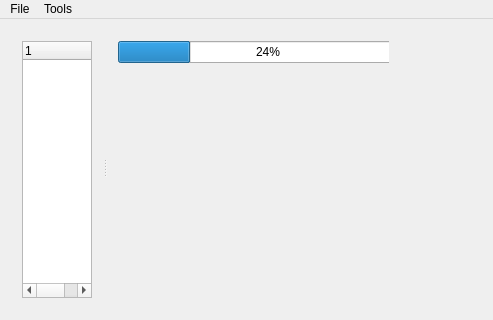
Old version of the form mainwindow.ui in the repository SuWeipeng/ArduPilotLog; both pictures show x 0 to 493 and y 0 to 320 of the 800 by 600 pixel window.
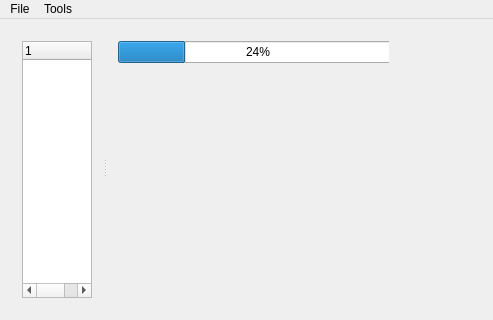
New version of the form. Icons and pictures are not drawn. Custom widgets are drawn as their Qt base class.

Commit message: Add Trim button

```diff
--- a/mainwindow.ui
+++ b/mainwindow.ui
@@ -81,7 +81,7 @@
             <widget class="QProgressBar" name="progressBar">
              <property name="minimumSize">
               <size>
-               <width>300</width>
+               <width>280</width>
                <height>0</height>
               </size>
              </property>
```
Left out of the diff: 6 changed lines with no effect on the pictures. The commit also changes 4 other files.
